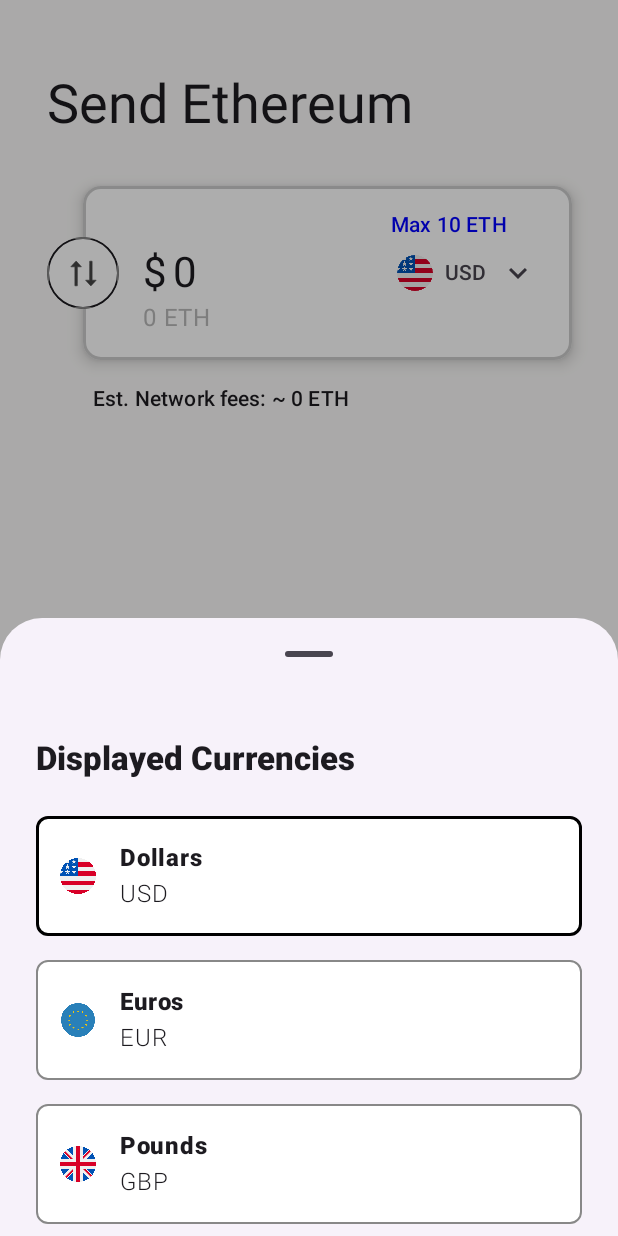
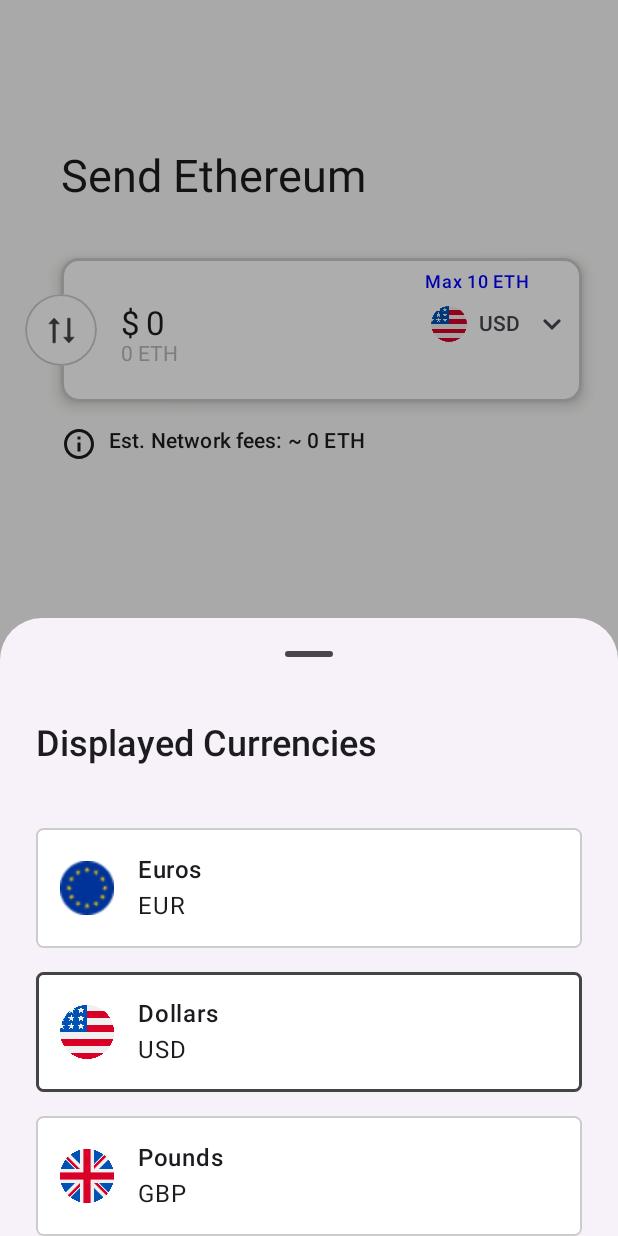
Before and after one commit to fatihsokmen/wallet, an Android app built with Jetpack Compose: the screen it shows after launch (MainActivity), after a tap on "USD", on a phone screen of 412 x 824 dp. Run offline under Robolectric (Android 15) with nearby library versions, the phone set to English and light mode, and no system bars; our stand-ins replace Dagger/Hilt's generated code, accompanist.

Commit message:
Improve look and feel

```diff
--- a/app/src/main/java/com/github/fatihsokmen/wallet/presentation/home/HomeScreen.kt
+++ b/app/src/main/java/com/github/fatihsokmen/wallet/presentation/home/HomeScreen.kt
@@ -7,7 +7,6 @@ import androidx.compose.animation.core.Animatable
 import androidx.compose.foundation.BorderStroke
 import androidx.compose.foundation.Image
 import androidx.compose.foundation.background
-import androidx.compose.foundation.border
 import androidx.compose.foundation.layout.Box
 import androidx.compose.foundation.layout.Column
 import androidx.compose.foundation.layout.Row
@@ -27,6 +26,7 @@ import androidx.compose.foundation.text.KeyboardOptions
 import androidx.compose.material.icons.Icons
 import androidx.compose.material.icons.filled.Info
 import androidx.compose.material.icons.filled.KeyboardArrowDown
+import androidx.compose.material.icons.outlined.Info
 import androidx.compose.material3.Button
 import androidx.compose.material3.ButtonDefaults
 import androidx.compose.material3.CardDefaults
@@ -63,8 +63,8 @@ import androidx.compose.ui.res.painterResource
 import androidx.compose.ui.res.stringResource
 import androidx.compose.ui.text.font.FontWeight
 import androidx.compose.ui.text.input.KeyboardType
-import androidx.compose.ui.unit.Dp
 import androidx.compose.ui.unit.dp
+import androidx.compose.ui.unit.sp
 import androidx.hilt.navigation.compose.hiltViewModel
 import androidx.lifecycle.compose.collectAsStateWithLifecycle
 import com.github.fatihsokmen.wallet.R
@@ -127,7 +127,7 @@ fun HomeScreen(
                 scope.launch {
                     focusManager.clearFocus().also { showBottomSheet = true }
                 }
-                                     },
+            },
             onRotate = viewModel::onSwitchInputModel,
             snackbar = {
                 val errorState by viewModel.errorState
@@ -151,11 +151,13 @@ fun HomeScreen(
             ) {
                 CurrencyList(
                     current = uiState.currency,
-                    onDismiss = { scope.launch { sheetState.hide() }.invokeOnCompletion {
-                        if (!sheetState.isVisible) {
-                            showBottomSheet = false
+                    onDismiss = {
+                        scope.launch { sheetState.hide() }.invokeOnCompletion {
+                            if (!sheetState.isVisible) {
+                                showBottomSheet = false
+                            }
                         }
-                    } },
+                    },
                     onNewCurrency = viewModel::onNewFiat
                 )
             }
@@ -188,17 +190,21 @@ fun HomeContent(
         )
         Text(
             modifier = Modifier
-                .fillMaxWidth(fraction = 0.85f)
+                .fillMaxWidth(fraction = 0.92f)
+                .padding(
+                    start = 24.dp,
+                    top = dimensionResource(id = R.dimen.home_title_top_padding),
+                    bottom = dimensionResource(id = R.dimen.home_title_bottom_padding),
+                    end = 24.dp
+                )
                 .align(Alignment.CenterHorizontally),
             text = stringResource(R.string.home_title_send_ethereum),
-            style = MaterialTheme.typography.displaySmall
-        )
-        Spacer(
-            modifier = Modifier.height(dimensionResource(id = R.dimen.home_title_bottom_padding))
+            style = MaterialTheme.typography.displaySmall.copy(fontSize = 30.sp)
         )
         CurrencyTextField(
             modifier = Modifier
-                .fillMaxWidth(fraction = 0.85f)
+                .fillMaxWidth(fraction = 0.92f)
+                .padding(end = 8.dp)
                 .align(Alignment.CenterHorizontally)
                 .height(dimensionResource(id = R.dimen.home_input_height)),
             ethAmount = ethAmount,
@@ -212,20 +218,30 @@ fun HomeContent(
         Spacer(
             modifier = Modifier.height(16.dp)
         )
-        Text(
+        Row(
             modifier = Modifier
-                .fillMaxWidth(fraction = 0.70f)
-                .align(Alignment.CenterHorizontally),
-            text = stringResource(R.string.home_exchange_est_network_fees_eth, ethGasFee),
-            style = MaterialTheme.typography.labelLarge
-        )
+                .fillMaxWidth(fraction = 0.92f)
+                .padding(start = 24.dp)
+                .align(Alignment.CenterHorizontally)
+        ) {
+            Icon(
+                imageVector = Icons.Outlined.Info,
+                contentDescription = "Estimated gas fee",
+                modifier = Modifier.padding(end = 8.dp)
+            )
+            Text(
+                modifier = Modifier.weight(1f),
+                text = stringResource(R.string.home_exchange_est_network_fees_eth, ethGasFee),
+                style = MaterialTheme.typography.labelLarge,
+            )
+        }
         Spacer(
             modifier = Modifier.weight(1f)
         )
         Button(
             enabled = buttonEnabled,
             modifier = Modifier
-                .fillMaxWidth(fraction = 0.8f)
+                .fillMaxWidth(fraction = 0.85f)
                 .align(alignment = Alignment.CenterHorizontally)
                 .height(64.dp),
             shape = RoundedCornerShape(16),
@@ -255,9 +271,8 @@ private fun CurrencyTextField(
     onOpenCurrencySelector: () -> Unit,
     onRotate: (InputMode) -> Unit
 ) {
-    CurrencyFrame(
-        modifier = modifier,
-        startMargin = 24.dp
+    CurrencyLayout(
+        modifier = modifier
     ) {
         OutlinedCard(
             modifier = Modifier.fillMaxSize(),
@@ -270,47 +285,12 @@ private fun CurrencyTextField(
                 defaultElevation = 6.dp
             )
         ) {}
+
         Row(
             modifier = Modifier
                 .fillMaxSize()
-                .padding(top = 16.dp, bottom = 16.dp, end = 16.dp)
+                .padding(top = 8.dp, bottom = 16.dp)
         ) {
-            Surface(
-                modifier = Modifier
-                    .size(width = 48.dp, height = 48.dp)
-                    .clip(CircleShape)
-                    .border(BorderStroke(1.dp, Color.Gray))
-                    .align(Alignment.CenterVertically),
-                shadowElevation = 4.dp
-            ) {
-                val rotation = remember { Animatable(0f) }
-                val coroutineScope = rememberCoroutineScope()
-                OutlinedIconButton(
-                    modifier = Modifier
-                        .padding(0.dp)
-                        .background(Color.White)
-                        .testTag("input-mode")
-                        .align(alignment = Alignment.CenterVertically),
-                    onClick = {
-                        val (target, mode) = if (rotation.value == 0f) {
-                            Pair(180f, InputMode.ETH_ONLY)
-                        } else {
-                            Pair(0f, InputMode.FIAT_TO_ETH)
-                        }
-                        coroutineScope.launch {
-                            rotation.animateTo(target)
-                            onRotate(mode)
-                        }
-                    },
-                ) {
-                    Icon(
-                        modifier = Modifier.rotate(rotation.value),
-                        painter = painterResource(id = R.drawable.ic_change),
-                        contentDescription = null,
-                        tint = Color.DarkGray
-                    )
-                }
-            }
             Spacer(
                 modifier = Modifier.width(16.dp)
             )
@@ -330,7 +310,8 @@ private fun CurrencyTextField(
                         stringResource(R.string.home_input_eth_symbol)
                     }
                     Text(
-                        text = symbol, style = MaterialTheme.typography.headlineMedium
+                        text = symbol,
+                        style = MaterialTheme.typography.headlineSmall.copy(fontSize = 22.sp)
                     )
                     Spacer(
                         modifier = Modifier.width(4.dp)
@@ -343,7 +324,7 @@ private fun CurrencyTextField(
                         value = inputAmountState,
                         singleLine = true,
                         keyboardOptions = KeyboardOptions(keyboardType = KeyboardType.Number),
-                        textStyle = MaterialTheme.typography.headlineMedium,
+                        textStyle = MaterialTheme.typography.headlineSmall.copy(fontSize = 22.sp),
                         onValueChange = {
                             inputAmountState = it
                             onInputAmountChanged(it)
@@ -352,7 +333,7 @@ private fun CurrencyTextField(
                             if (inputAmountState.isEmpty()) {
                                 Text(
                                     stringResource(R.string.home_currency_input_empty_value),
-                                    style = MaterialTheme.typography.headlineMedium
+                                    style = MaterialTheme.typography.headlineSmall.copy(fontSize = 22.sp)
                                 )
                             }
                             innerTextField()
@@ -369,6 +350,7 @@ private fun CurrencyTextField(
                             ethAmount
                         ),
                         color = Color.Gray.copy(alpha = 0.6f),
+                        style = MaterialTheme.typography.headlineSmall.copy(fontSize = 14.sp),
                     )
                 }
             }
@@ -382,7 +364,7 @@ private fun CurrencyTextField(
                     modifier = Modifier.align(Alignment.TopStart),
                     text = stringResource(R.string.home_wallet_balance_eth, walletBalance),
                     color = Color.Blue,
-                    style = MaterialTheme.typography.labelLarge
+                    style = MaterialTheme.typography.labelMedium,
                 )
                 if (inputMode.isFiatToEth()) {
                     InputChip(
@@ -411,6 +393,44 @@ private fun CurrencyTextField(
                 }
             }
         }
+
+        Box {
+            Surface(
+                modifier = Modifier
+                    .size(width = 48.dp, height = 48.dp)
+                    .clip(CircleShape)
+                    .align(Alignment.CenterStart),
+                shadowElevation = 4.dp
+            ) {
+                val rotation = remember { Animatable(0f) }
+                val coroutineScope = rememberCoroutineScope()
+                OutlinedIconButton(
+                    modifier = Modifier
+                        .padding(0.dp)
+                        .background(Color.White)
+                        .testTag("input-mode"),
+                    border = BorderStroke(1.dp, Color.LightGray),
+                    onClick = {
+                        val (target, mode) = if (rotation.value == 0f) {
+                            Pair(180f, InputMode.ETH_ONLY)
+                        } else {
+                            Pair(0f, InputMode.FIAT_TO_ETH)
+                        }
+                        coroutineScope.launch {
+                            rotation.animateTo(target)
+                            onRotate(mode)
+                        }
+                    },
+                ) {
+                    Icon(
+                        modifier = Modifier.rotate(rotation.value),
+                        painter = painterResource(id = R.drawable.ic_change),
+                        contentDescription = null,
+                        tint = Color.DarkGray
+                    )
+                }
+            }
+        }
     }
 }
 
@@ -423,16 +443,18 @@ fun CurrencyList(
     Column(
         modifier = Modifier
             .fillMaxWidth()
-            .padding(16.dp)
+            .padding(horizontal = 16.dp, vertical = 12.dp)
     ) {
         Text(
             modifier = Modifier.padding(
-                horizontal = 8.dp,
-                vertical = 16.dp,
+                start = 8.dp,
+                end = 8.dp,
+                bottom = 32.dp,
+                top = 8.dp
             ),
             text = stringResource(R.string.home_bottom_shet_displayed_currencies),
-            style = MaterialTheme.typography.titleLarge,
-            fontWeight = FontWeight.Black,
+            style = MaterialTheme.typography.headlineSmall,
+            fontWeight = FontWeight.Medium,
         )
         val currencies = Currency.entries
         LazyColumn {
@@ -466,9 +488,9 @@ fun CurrencyItem(
     onDismiss: () -> Unit
 ) {
     val border = if (selected) {
-        BorderStroke(2.dp, Color.Black)
+        BorderStroke(2.dp, Color.DarkGray)
     } else {
-        BorderStroke(1.dp, Color.Gray)
+        BorderStroke(1.dp, Color.LightGray)
     }
     OutlinedCard(
         modifier = Modifier
@@ -479,7 +501,7 @@ fun CurrencyItem(
             )
             .then(modifier),
         border = border,
-        shape = RoundedCornerShape(8.dp),
+        shape = RoundedCornerShape(5.dp),
         colors = CardDefaults.cardColors(
             containerColor = Color.White,
         ),
@@ -493,12 +515,12 @@ fun CurrencyItem(
                 painterResource(id = flag),
                 contentDescription = code,
                 Modifier
-                    .size(InputChipDefaults.AvatarSize)
+                    .size(36.dp)
                     .align(Alignment.CenterVertically)
             )
             Column(modifier = Modifier.padding(horizontal = 16.dp)) {
-                Text(text = displayName, fontWeight = FontWeight.Black)
-                Text(text = code, fontWeight = FontWeight.Light)
+                Text(text = displayName, fontWeight = FontWeight.Medium)
+                Text(text = code, fontWeight = FontWeight.Normal)
             }
         }
     }
@@ -513,7 +535,7 @@ fun CurrencyInfo() {
                 horizontal = 8.dp,
                 vertical = 16.dp,
             ),
-        shape = RoundedCornerShape(8.dp),
+        shape = RoundedCornerShape(5.dp),
         colors = CardDefaults.cardColors(
             containerColor = Color.White
         )
@@ -533,8 +555,7 @@ fun CurrencyInfo() {
 }
 
 @Composable
-fun CurrencyFrame(
-    startMargin: Dp,
+fun CurrencyLayout(
     modifier: Modifier = Modifier,
     content: @Composable () -> Unit,
 ) {
@@ -544,24 +565,33 @@ fun CurrencyFrame(
     ) { measurables, constraints ->
         val frame = measurables[0]
         val body = measurables[1]
+        val switch = measurables[2]
         val looseConstraints = constraints.copy(
             minWidth = 0,
             minHeight = 0,
         )
-        val framePlaceable =
-            frame.measure(looseConstraints.copy(maxWidth = looseConstraints.maxWidth - startMargin.roundToPx()))
-        val bodyPlaceable = body.measure(looseConstraints)
+        val switchPlaceable = switch.measure(looseConstraints)
+        val framePlaceable = frame.measure(
+            looseConstraints.copy(maxWidth = looseConstraints.maxWidth - switchPlaceable.width / 2)
+        )
+        val bodyPlaceable = body.measure(
+            looseConstraints.copy(maxWidth = looseConstraints.maxWidth - switchPlaceable.width)
+        )
         layout(
             width = constraints.maxWidth,
             height = framePlaceable.height
         ) {
             framePlaceable.placeRelative(
-                x = startMargin.roundToPx(),
+                x = switchPlaceable.width / 2,
                 y = 0,
             )
             bodyPlaceable.placeRelative(
+                x = switchPlaceable.width,
+                y = 0
+            )
+            switchPlaceable.placeRelative(
                 x = 0,
-                y = 0
+                y = (framePlaceable.height - switchPlaceable.height) / 2,
             )
         }
     }
--- a/app/src/main/java/com/github/fatihsokmen/wallet/presentation/home/model/Currency.kt
+++ b/app/src/main/java/com/github/fatihsokmen/wallet/presentation/home/model/Currency.kt
@@ -11,7 +11,7 @@ enum class Currency(
     val displayName: String,
     @DrawableRes val flag: Int
 ) {
+    EUR(symbol = "€", "Euros", R.drawable.eur),
     USD(symbol = "$", "Dollars", R.drawable.usd),
-    EUR(symbol = "€", "Euros", R.drawable.eur),
     GBP(symbol = "£", "Pounds", R.drawable.gbp)
 }
--- a/app/src/main/res/values-land/dimens.xml
+++ b/app/src/main/res/values-land/dimens.xml
@@ -2,5 +2,5 @@
 <resources>
     <dimen name="home_title_top_padding">16dp</dimen>
     <dimen name="home_title_bottom_padding">16dp</dimen>
-    <dimen name="home_input_height">96dp</dimen>
+    <dimen name="home_input_height">90dp</dimen>
 </resources>
--- a/app/src/main/res/values/dimens.xml
+++ b/app/src/main/res/values/dimens.xml
@@ -2,5 +2,5 @@
 <resources>
     <dimen name="home_title_top_padding">48dp</dimen>
     <dimen name="home_title_bottom_padding">32dp</dimen>
-    <dimen name="home_input_height">116dp</dimen>
+    <dimen name="home_input_height">96dp</dimen>
 </resources>
```
Also changed, not shown: app/src/main/res/drawable/eur.png.
